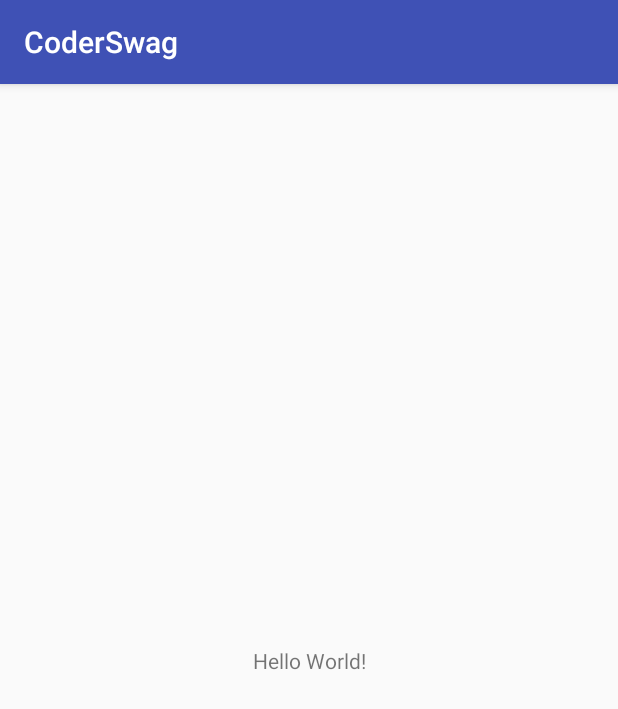
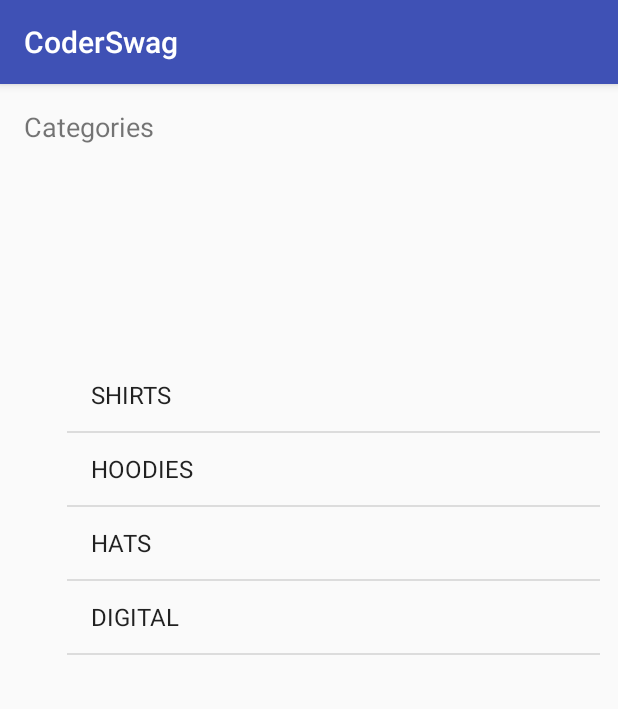
Before and after one commit to Russell-Tsai/-Kotlin-CoderSwag, an Android app: the screen it shows after launch (MainActivity), on a phone screen of 412 x 824 dp. Shown: the top 709 px of the screen. Run offline under Robolectric (Android 15) with nearby library versions, the phone set to English and light mode, and no system bars.

Commit message:
lesson 02

```diff
--- a/app/src/main/AndroidManifest.xml
+++ b/app/src/main/AndroidManifest.xml
@@ -9,7 +9,7 @@
         android:roundIcon="@mipmap/ic_launcher_round"
         android:supportsRtl="true"
         android:theme="@style/AppTheme">
-        <activity android:name=".Model.MainActivity">
+        <activity android:name=".Controller.MainActivity">
             <intent-filter>
                 <action android:name="android.intent.action.MAIN" />
 
--- a/app/src/main/java/russell/personal/demo/com/coderswag/Controller/Category.kt
+++ /dev/null
@@ -1,6 +0,0 @@
-package russell.personal.demo.com.coderswag.Controller
-
-/**
- * Created by Vanilla on 22/01/2018.
- */
-class Category(val title:String, val image: String)
--- /dev/null
+++ b/app/src/main/java/russell/personal/demo/com/coderswag/Controller/MainActivity.kt
@@ -0,0 +1,24 @@
+package russell.personal.demo.com.coderswag.Controller
+
+import android.support.v7.app.AppCompatActivity
+import android.os.Bundle
+import android.widget.ArrayAdapter
+import kotlinx.android.synthetic.main.activity_main.*
+import russell.personal.demo.com.coderswag.Model.Category
+import russell.personal.demo.com.coderswag.R
+import russell.personal.demo.com.coderswag.Services.DataService
+
+class MainActivity : AppCompatActivity() {
+
+    lateinit var  adaptor : ArrayAdapter<Category>
+
+    override fun onCreate(savedInstanceState: Bundle?) {
+        super.onCreate(savedInstanceState)
+        setContentView(R.layout.activity_main)
+
+        adaptor = ArrayAdapter(this,
+                android.R.layout.simple_list_item_1,
+                DataService.categories)
+        categoryListView.adapter = adaptor
+    }
+}
--- /dev/null
+++ b/app/src/main/java/russell/personal/demo/com/coderswag/Model/Category.kt
@@ -0,0 +1,10 @@
+package russell.personal.demo.com.coderswag.Model
+
+/**
+ * Created by Vanilla on 22/01/2018.
+ */
+class Category(val title:String, val image: String){
+    override fun toString(): String {
+        return title
+    }
+}
--- a/app/src/main/res/layout/activity_main.xml
+++ b/app/src/main/res/layout/activity_main.xml
@@ -4,15 +4,31 @@
     xmlns:tools="http://schemas.android.com/tools"
     android:layout_width="match_parent"
     android:layout_height="match_parent"
-    tools:context="russell.personal.demo.com.coderswag.Model.MainActivity">
+    tools:context="russell.personal.demo.com.coderswag.Controller.MainActivity">
 
     <TextView
+        android:id="@+id/textView2"
         android:layout_width="wrap_content"
         android:layout_height="wrap_content"
-        android:text="Hello World!"
-        app:layout_constraintBottom_toBottomOf="parent"
+        android:layout_marginLeft="16dp"
+        android:layout_marginTop="16dp"
+        android:text="Categories"
+        android:textSize="18sp"
         app:layout_constraintLeft_toLeftOf="parent"
-        app:layout_constraintRight_toRightOf="parent"
         app:layout_constraintTop_toTopOf="parent" />
 
+    <ListView
+        android:id="@+id/categoryListView"
+        android:layout_width="355dp"
+        android:layout_height="442dp"
+        android:layout_marginBottom="8dp"
+        android:layout_marginEnd="8dp"
+        android:layout_marginStart="8dp"
+        android:layout_marginTop="8dp"
+        app:layout_constraintBottom_toBottomOf="parent"
+        app:layout_constraintEnd_toEndOf="parent"
+        app:layout_constraintHorizontal_bias="0.9"
+        app:layout_constraintStart_toStartOf="parent"
+        app:layout_constraintTop_toBottomOf="@+id/textView2" />
+
 </android.support.constraint.ConstraintLayout>
```
Also changed, not shown: app/src/main/java/russell/personal/demo/com/coderswag/Model/MainActivity.kt (deleted, +0 -13 lines), app/src/main/java/russell/personal/demo/com/coderswag/Services/DataService.kt (+7 -7 lines), app/src/main/res/layout/category_list_item.xml (added, +35 -0 lines).
